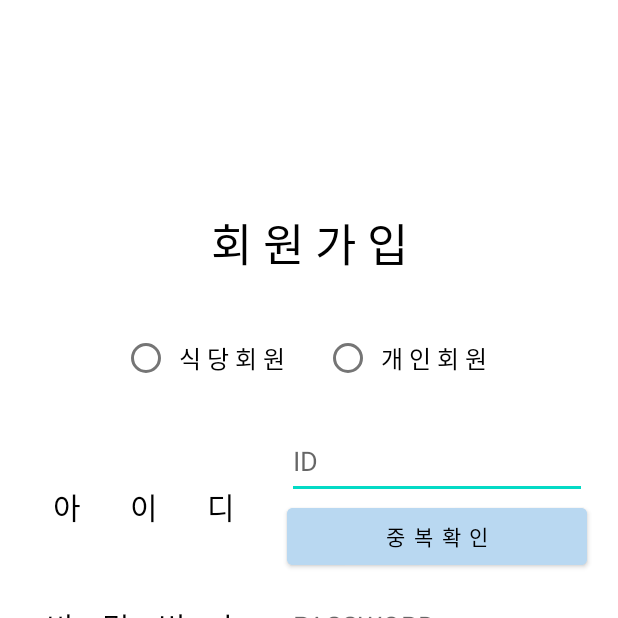
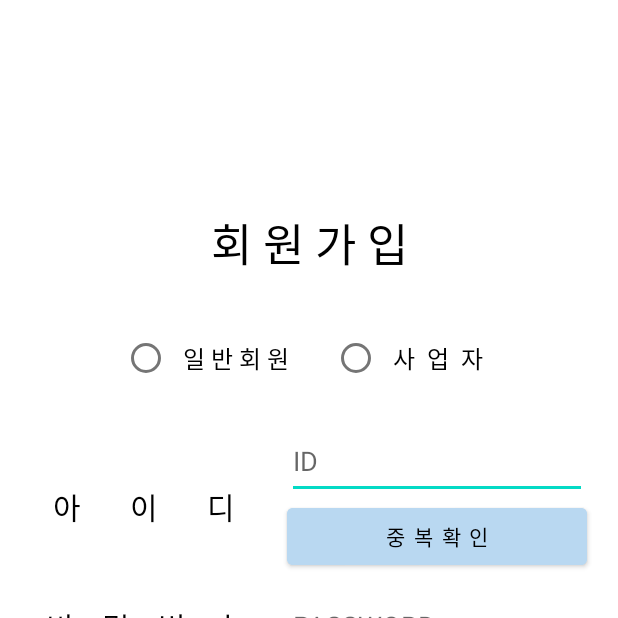
Before and after one commit to naki1114/Yesik, an Android app: the Join_Page screen opened directly, with no data from a screen before it, on a phone screen of 412 x 824 dp, the top half of it. Run offline under Robolectric (Android 15) with nearby library versions, the phone set to English and light mode, and no system bars.

Commit message:
회원 종류 표기 변경 (개인회원 -> 일반회원 / 식당회원 -> 사업자)

```diff
--- a/app/src/main/res/layout/activity_join_page.xml
+++ b/app/src/main/res/layout/activity_join_page.xml
@@ -32,25 +32,25 @@
         app:layout_constraintBottom_toTopOf="@+id/idText">
 
         <RadioButton
-            android:id="@+id/restaurantMember"
+            android:id="@+id/personalMember"
             android:layout_width="wrap_content"
             android:layout_height="wrap_content"
             android:layout_weight="1"
             android:layout_marginRight="10dp"
             android:gravity="center"
-            android:text="식 당 회 원"
+            android:text="일 반 회 원"
             android:textColor="@color/black"
             android:textSize="16sp"
             android:fontFamily="@font/dongdong" />
 
         <RadioButton
-            android:id="@+id/personalMember"
+            android:id="@+id/restaurantMember"
             android:layout_width="wrap_content"
             android:layout_height="wrap_content"
             android:layout_weight="1"
             android:layout_marginLeft="10dp"
             android:gravity="center"
-            android:text="개 인 회 원"
+            android:text="사  업  자"
             android:textColor="@color/black"
             android:textSize="16sp"
             android:fontFamily="@font/dongdong" />
```
Also changed, not shown: app/src/main/res/layout/activity_login_page.xml (+4 -4 lines).
